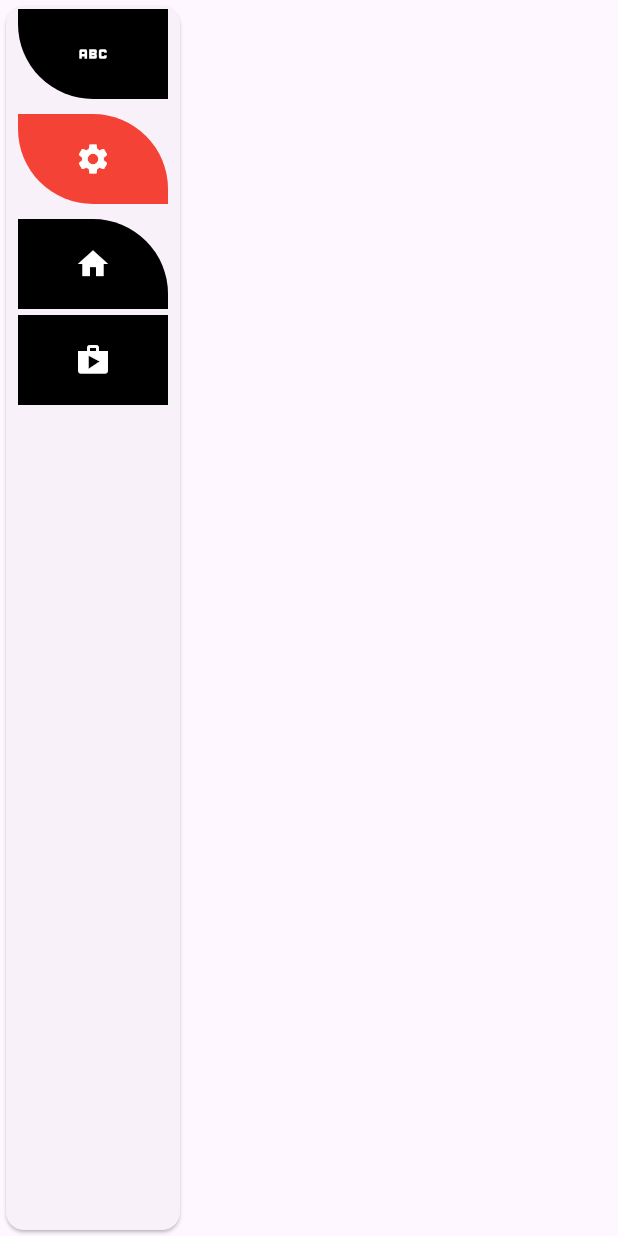
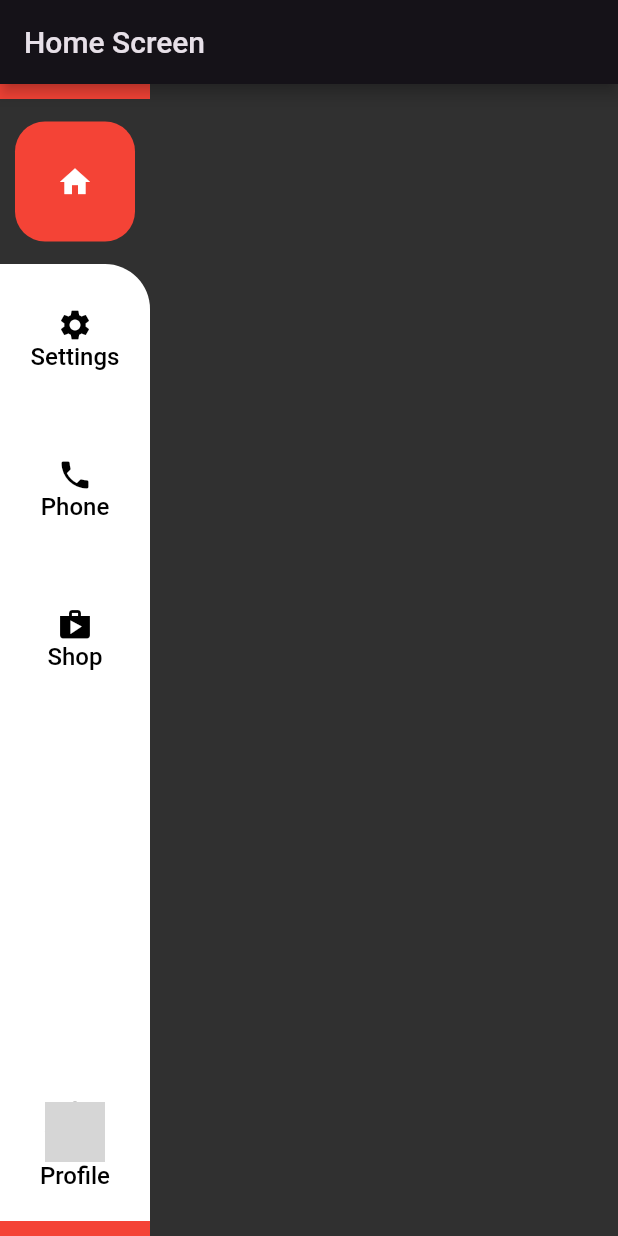
Before and after one commit to RoySuzon/task, a Flutter app: the screen it shows after launch, on a phone screen of 412 x 824 dp. Run offline on Flutter 3.47's test engine with Material 3 defaults, Android fonts, the phone set to English and light mode, and no system bars; network calls fail; grey boxes are pictures that could not be loaded.

Commit message:
task 2 done (tab bar done)

```diff
--- a/lib/Screens/Home/home_screen.dart
+++ b/lib/Screens/Home/home_screen.dart
@@ -1,83 +1,16 @@
 import 'package:flutter/material.dart';
+import 'package:task/Screens/Home/widgets/custome_tab_bar.dart';
 
-class HomeScreen extends StatefulWidget {
-  const HomeScreen({Key? key}) : super(key: key);
+class HomeScreen extends StatelessWidget {
+  const HomeScreen({super.key});
 
-  @override
-  _HomeScreenState createState() => _HomeScreenState();
-}
-
-class _HomeScreenState extends State<HomeScreen> {
-  int select = 1;
   @override
   Widget build(BuildContext context) {
     return Scaffold(
-      // body: SafeArea(child: Text('data')),
-      // bottomSheet: Padding(
-      //   padding: const EdgeInsets.all(30.0),
-      //   child: ,
-      // ),
-      body: SafeArea(
-        child: Card(
-          child: Column(
-            children: [
-              ...List.generate(4, (index) {
-                return Padding(
-                  padding:
-                      select == index ? EdgeInsets.all(8.0) : EdgeInsets.all(2),
-                  child: GestureDetector(
-                    onTap: () {
-                      select = index;
-                      print(select);
-                      setState(() {});
-                    },
-                    child: Container(
-                        height: 60,
-                        width: 100,
-                        decoration: BoxDecoration(
-                          borderRadius: select == index
-                              ? BorderRadius.only(
-                                  topRight: Radius.circular(50),
-                                  bottomLeft: Radius.circular(50),
-                                )
-                              : select == index + 1
-                                  ? BorderRadius.only(
-                                      bottomLeft: Radius.circular(50),
-                                      // bottomRight: Radius.circular(10),
-                                    )
-                                  : select == index - 1
-                                      ? BorderRadius.only(
-                                          // topLeft: Radius.circular(10),
-                                          topRight: Radius.circular(50))
-                                      : null,
-                          color: select == index ? Colors.red : Colors.black,
-                        ),
-                        child: Padding(
-                            padding: EdgeInsets.all(10.0),
-                            child: Center(
-                              child: Icon(
-                                iconList[index],
-                                color: Colors.white,
-                              ),
-                            )
-                            // Text(
-                            //   textList[index],
-                            //   style: TextStyle(
-                            //       color: Colors.white,
-                            //       fontWeight: FontWeight.bold,
-                            //       fontSize: 18),
-                            // ),
-                            )),
-                  ),
-                );
-              })
-            ],
-          ),
-        ),
+      appBar: AppBar(
+        title: Text('Home Screen'),
       ),
+      body: CustomeTabBar(),
     );
   }
 }
-
-List<String> textList = ["Settings", "Home", "Phone", "Chorom"];
-List<IconData> iconList = [Icons.abc, Icons.settings, Icons.home, Icons.shop];
--- /dev/null
+++ b/lib/Screens/Home/widgets/custome_tab_bar.dart
@@ -0,0 +1,142 @@
+import 'package:flutter/material.dart';
+
+class CustomeTabBar extends StatefulWidget {
+  const CustomeTabBar({super.key});
+
+  @override
+  State<CustomeTabBar> createState() => _CustomeTabBarState();
+}
+
+class _CustomeTabBarState extends State<CustomeTabBar> {
+  int select = 0;
+  @override
+  Widget build(BuildContext context) {
+    return Column(
+      mainAxisSize: MainAxisSize.max,
+      children: [
+        Container(
+          height: 10,
+          width: 100,
+          color: Colors.red,
+        ),
+        ...List.generate(TabBarData.tabList.length, (index) {
+          return GestureDetector(
+            onTap:
+
+                //  index != TabBarData.tabList.length - 1
+                //     ?
+
+                () {
+              select = index;
+
+              setState(() {});
+            },
+            // : null,
+            child: Container(
+                margin: select == index
+                    ? const EdgeInsets.symmetric(vertical: 15)
+                    : EdgeInsets.zero,
+                height: select == index ? 80 : 100,
+                width: select == index ? 80 : 100,
+                decoration: BoxDecoration(
+                  borderRadius: select == index
+                      ? BorderRadiusDirectional.circular(20)
+                      : select == index + 1
+                          ? const BorderRadius.only(
+                              bottomRight: Radius.circular(30),
+                              // bottomRight: Radius.circular(10),
+                            )
+                          : select == index - 1
+                              ? const BorderRadius.only(
+
+                                  // topLeft: Radius.circular(10),
+                                  topRight: Radius.circular(30))
+                              : null,
+                  color: select == index ? Colors.red : Colors.white,
+                ),
+                child: Column(
+                  mainAxisAlignment: MainAxisAlignment.center,
+                  children: [
+                    Icon(
+                      TabBarData.tabList[index].icon,
+                      color: select == index ? Colors.white : Colors.black,
+                    ),
+                    select == index
+                        ? const SizedBox()
+                        : Text(
+                            TabBarData.tabList[index].title,
+                            style: const TextStyle(
+                                color: Colors.black,
+                                fontWeight: FontWeight.w500,
+                                fontSize: 16),
+                          ),
+                  ],
+                )),
+          );
+        }),
+        Expanded(
+            child: Container(
+          constraints: const BoxConstraints(minHeight: 100),
+          decoration: BoxDecoration(
+            borderRadius: select == TabBarData.tabList.length - 1
+                ? const BorderRadius.only(topRight: Radius.circular(30))
+                : null,
+            color: Colors.white,
+          ),
+          width: 100,
+        )),
+        GestureDetector(
+          onTap: () {
+            // select = -2;
+            // setState(() {});
+          },
+          child: Container(
+            width: 100,
+            height: 100,
+            color: Colors.white,
+            child: const Column(
+              mainAxisAlignment: MainAxisAlignment.center,
+              children: [
+                //  TabBarData.tabList[index].child,
+                Center(
+                  child: CircleAvatar(
+                    backgroundImage: NetworkImage(
+                        'https://a.storyblok.com/f/191576/1200x800/faa88c639f/round_profil_picture_before_.webp'),
+                  ),
+                ),
+                Text(
+                  "Profile",
+                  style: TextStyle(
+                      color: Colors.black,
+                      fontWeight: FontWeight.w500,
+                      fontSize: 16),
+                ),
+              ],
+            ),
+          ),
+        ),
+        Container(
+          height: 10,
+          width: 100,
+          color: Colors.red,
+        ),
+      ],
+    );
+  }
+}
+
+class TabBarData {
+  final String title;
+  final IconData icon;
+  final Widget? child;
+  TabBarData({required this.title, required this.icon, this.child});
+
+  static List<TabBarData> tabList = [
+    TabBarData(title: 'Home', icon: Icons.home),
+    TabBarData(title: 'Settings', icon: Icons.settings),
+    // TabBarData(title: 'Home', icon: Icons.home),
+    // TabBarData(title: 'Settings', icon: Icons.settings),
+    TabBarData(title: 'Phone', icon: Icons.phone),
+    TabBarData(title: 'Shop', icon: Icons.shop),
+  ];
+}
--- a/lib/main.dart
+++ b/lib/main.dart
@@ -14,23 +14,9 @@ class MyApp extends StatelessWidget {
     return MaterialApp(
       title: 'Flutter Demo',
       theme: ThemeData(
-        // This is the theme of your application.
-        //
-        // TRY THIS: Try running your application with "flutter run". You'll see
-        // the application has a purple toolbar. Then, without quitting the app,
-        // try changing the seedColor in the colorScheme below to Colors.green
-        // and then invoke "hot reload" (save your changes or press the "hot
-        // reload" button in a Flutter-supported IDE, or press "r" if you used
-        // the command line to start the app).
-        //
-        // Notice that the counter didn't reset back to zero; the application
-        // state is not lost during the reload. To reset the state, use hot
-        // restart instead.
-        //
-        // This works for code too, not just values: Most code changes can be
-        // tested with just a hot reload.
-        colorScheme: ColorScheme.fromSeed(seedColor: Colors.deepPurple),
-        useMaterial3: true,
+        colorScheme: ColorScheme.fromSeed(
+            seedColor: Colors.deepPurple, brightness: Brightness.dark),
+        useMaterial3: false,
       ),
       home: HomeScreen(),
     );
```
